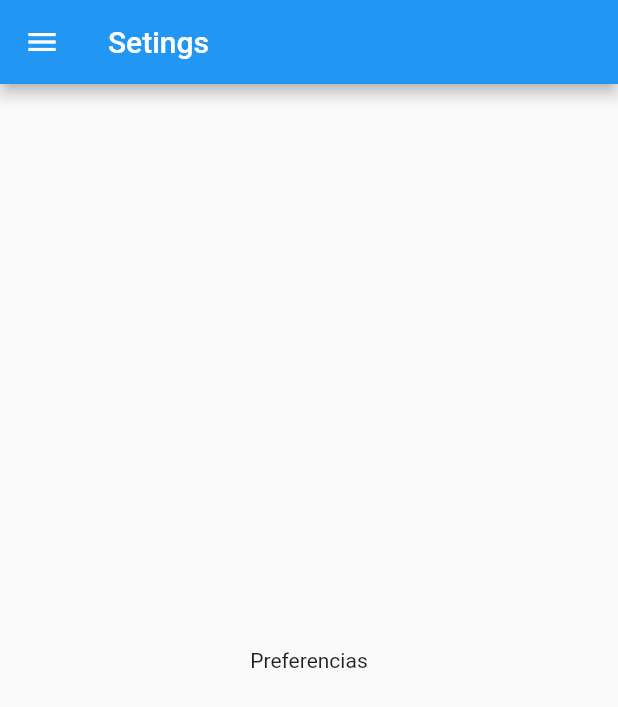
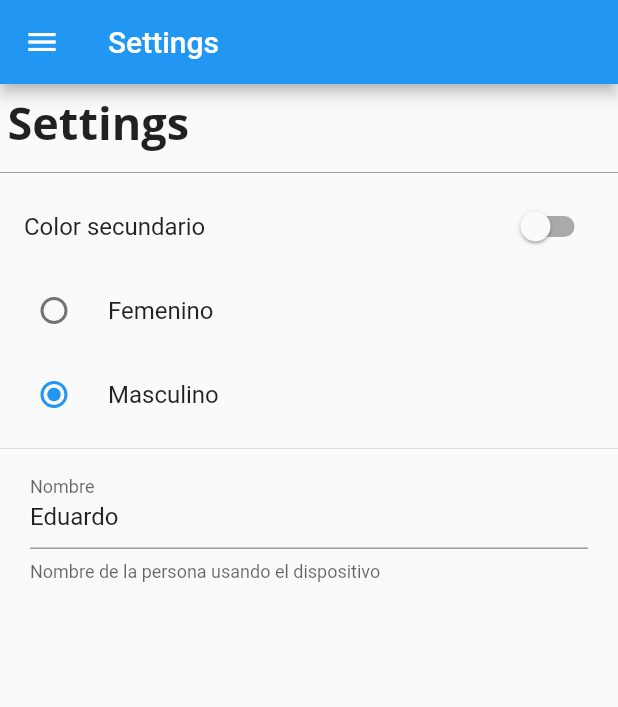
Before and after one commit to OscarPallazhco/preferenciasapp, a Flutter app: the SettingsPage screen opened by its route, on a phone screen of 412 x 824 dp. Shown: the top 707 px of the screen. Run offline on Flutter 3.47's test engine with Material 2 defaults, Android fonts, the phone set to English and light mode, and no system bars; our stand-ins replace google_fonts.

Commit message:
TextEditingController GoogleFonts SwitchListTile RadioListTile InputDecoration

```diff
--- a/lib/src/pages/settings_page.dart
+++ b/lib/src/pages/settings_page.dart
@@ -1,18 +1,66 @@
 import 'package:flutter/material.dart';
 import 'package:preferenciasapp/src/widgets/menuW.dart';
 
-class SettingsPage extends StatelessWidget {
-@override
+import 'package:google_fonts/google_fonts.dart';
+
+class SettingsPage extends StatefulWidget {
+  @override
+  _SettingsPageState createState() => _SettingsPageState();
+}
+
+class _SettingsPageState extends State<SettingsPage> {
+
+  bool _secundario = false;
+  int _genero = 1;
+  String _nombre = 'Eduardo';
+  TextEditingController _textController;
+
+  @override
+  void initState() {
+    super.initState();
+    _textController = TextEditingController(text: _nombre);
+  }
+
+  @override
   Widget build(BuildContext context) {
     return Scaffold(
       appBar: AppBar(
-        title: Text('Setings'),
+        title: Text(
+          'Settings',
+        ),
       ),
       drawer: MenuWidget(),
-      body: Center(
-        child: Text('Preferencias'),
-      )
+      body: ListView(
+        children: <Widget>[
+          Container(
+            padding: EdgeInsets.all(5.0),
+            child: Text(
+              'Settings',
+              style: GoogleFonts.openSans(
+                  fontSize: 30.0,
+                  color: Colors.black87,
+                  fontWeight: FontWeight.bold),
+            ),
+          ),
+          Divider(color: Colors.grey,),
+          SwitchListTile(value: _secundario, onChanged: (bool newValue) {_secundario = newValue; setState(() {}); }, title: Text('Color secundario'),),
+          RadioListTile(value: 2, groupValue: _genero, onChanged: (int newValue){_genero = newValue; setState(() {}); }, title: Text('Femenino'),),
+          RadioListTile(value: 1, groupValue: _genero, onChanged: (int newValue){_genero = newValue; setState(() {}); }, title: Text('Masculino'),),
+          Divider(),
+          Container(
+            padding: EdgeInsets.symmetric(horizontal: 20.0),
+            child: TextField(
+              controller: _textController,
+              decoration: InputDecoration(
+                labelText: 'Nombre',
+                helperText: 'Nombre de la persona usando el dispositivo',
+              ),
+              onChanged: ( String newValue){},
+            ),
+          )
+
+        ],
+      ),
     );
-
   }
 }
```
